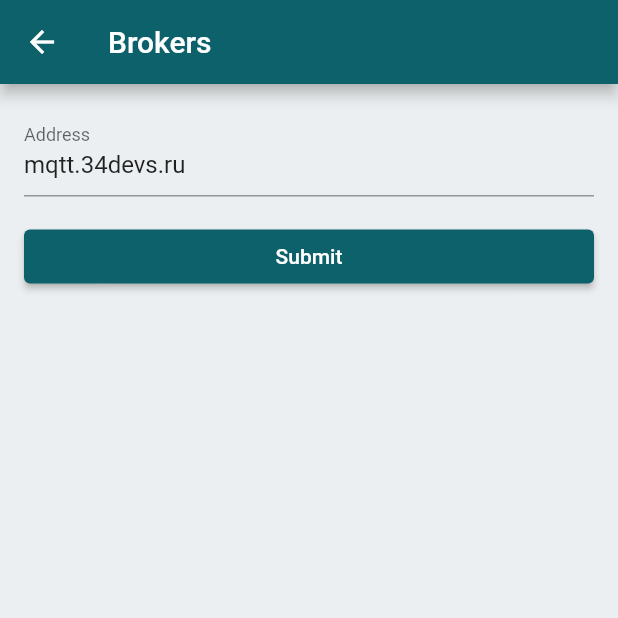
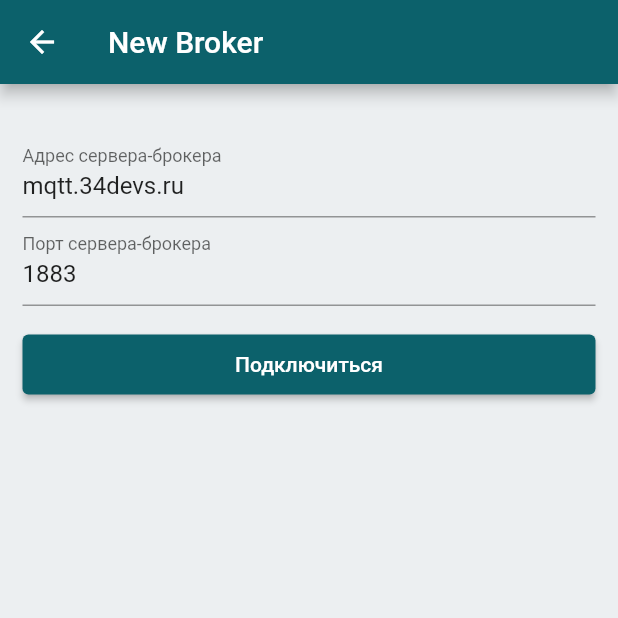
Before and after one commit to yodainferno/kilo_iot, a Flutter app: the BrokersAddPage screen opened by its route, on a phone screen of 412 x 824 dp, the top half of it. Run offline on Flutter 3.47's test engine with Material 2 defaults, Android fonts, the phone set to English and light mode, and no system bars.

Commit message:
feat: input widget module, add broker page (design)

```diff
--- /dev/null
+++ b/lib/presentation/base_components/input_widget.dart
@@ -0,0 +1,64 @@
+import 'package:flutter/material.dart';
+
+class InputWidget extends StatefulWidget {
+  final ValueChanged<String>? onChanged;
+  final String? initialValue;
+
+  final String? label;
+
+  InputWidget({
+    Key? key,
+    required this.onChanged,
+    required this.initialValue,
+    this.label,
+  }) : super(key: key);
+
+  @override
+  _InputWidgetState createState() => _InputWidgetState();
+}
+
+class _InputWidgetState extends State<InputWidget> {
+  late TextEditingController _textEditingController;
+  bool listen = true;
+
+  @override
+  void initState() {
+    super.initState();
+    _textEditingController = TextEditingController(text: widget.initialValue);
+    _textEditingController.addListener(_handleTextChange);
+  }
+
+  @override
+  void dispose() {
+    _textEditingController.removeListener(_handleTextChange);
+    _textEditingController.dispose();
+    super.dispose();
+  }
+
+  @override
+  void didUpdateWidget(covariant InputWidget oldWidget) {
+    super.didUpdateWidget(oldWidget);
+    if (widget.initialValue != _textEditingController.text) {
+      print("${widget.initialValue} -> ${widget.initialValue}");
+      listen = false;
+      _textEditingController.text = widget.initialValue ?? '';
+      listen = true;
+    }
+  }
+
+  void _handleTextChange() {
+    if (widget.onChanged != null && listen) {
+      widget.onChanged!(_textEditingController.text);
+    }
+  }
+
+  @override
+  Widget build(BuildContext context) {
+    return TextField(
+      controller: _textEditingController,
+      decoration: InputDecoration(
+        labelText: widget.label,
+      )
+    );
+  }
+}
--- a/lib/presentation/pages/brokers/brokers_add_page.dart
+++ b/lib/presentation/pages/brokers/brokers_add_page.dart
@@ -1,5 +1,5 @@
 import 'package:flutter/material.dart';
-// import '../widgets/widgets.dart'; // todo
+import 'package:kilo_iot/presentation/base_components/input_widget.dart';
 
 class BrokersAddPage extends StatefulWidget {
   const BrokersAddPage({super.key});
@@ -9,57 +9,74 @@ class BrokersAddPage extends StatefulWidget {
 }
 
 class BrokersAddPageState extends State<BrokersAddPage> {
-  final _formKey = GlobalKey<FormState>();
-  String _address = '';
+  final Map<String, String> formState = {
+    'address': 'mqtt.34devs.ru',
+    'port': '1883'
+  };
+
+  final Map<String, Map<String, String?>> formFields = {
+    'address': {
+      'label': 'Адрес сервера-брокера'
+    },
+    'port': {
+      'label': 'Порт сервера-брокера'
+    }
+  };
+
+  final requestState = {
+    'isLoading': false,
+    'isError': false,
+  };
 
   @override
   Widget build(BuildContext context) {
     return Scaffold(
-        appBar: AppBar(
-          title: const Text('Brokers'),
+      appBar: AppBar(
+        title: const Text('New Broker'),
+      ),
+      body: Padding(
+        padding: const EdgeInsets.symmetric(vertical: 30.0, horizontal: 15.0),
+        child: Column(
+          children: [
+            ...formFields.keys.map((field_key) {
+              return InputWidget(
+                initialValue: formState[field_key],
+                onChanged: (String newValue) {
+                  setState(() {
+                    formState[field_key] = newValue;
+                  });
+                },
+                //
+                label: formFields[field_key]?['label'],
+              );
+            }),
+            const SizedBox(height: 15.0),
+            ElevatedButton(
+              style: ElevatedButton.styleFrom(
+                minimumSize: Size.fromHeight(40)
+              ),
+              onPressed: requestState['isLoading'] == true ? null : () async{
+                setState(() => requestState['isLoading'] = true);
+
+                await Future.delayed(const Duration(milliseconds: 1500));
+                print(formState);
+
+                setState(() => requestState['isLoading'] = false);
+              },
+              child: requestState['isLoading'] == true
+                ? const SizedBox(
+                    width: 20,
+                    height: 20,
+                    child: CircularProgressIndicator(
+                      strokeWidth: 3,
+                    )
+                )
+                : const Text('Подключиться')
+            ),
+          ],
         ),
-        body: SingleChildScrollView(child: buildBody(context)));
+      ),
+    );
   }
 
-  Widget buildBody(BuildContext context) {
-    return Padding(
-      padding: const EdgeInsets.all(16),
-      child: Form(
-        key: _formKey,
-        child: Column(
-          crossAxisAlignment: CrossAxisAlignment.start,
-          children: [
-            TextFormField(
-              initialValue: 'mqtt.34devs.ru',
-              decoration: const InputDecoration(
-                labelText: 'Address',
-              ),
-              validator: (value) {
-                if (value!.isEmpty) {
-                  return 'Please enter an address';
-                }
-                return null;
-              },
-              onSaved: (value) {
-                _address = value ?? '';
-              },
-            ),
-            const SizedBox(height: 16),
-            ElevatedButton(
-              style: ElevatedButton.styleFrom(
-                minimumSize: const Size.fromHeight(36), // NEW
-              ),
-              child: const Text('Submit'),
-              onPressed: () {
-                if (_formKey.currentState!.validate()) {
-                  _formKey.currentState!.save();
-                  print('Address: $_address');
-                }
-              },
-            ),
-          ],
-        )
-      )
-    );
-  }
 }
```
Also changed, not shown: 1 other file.
